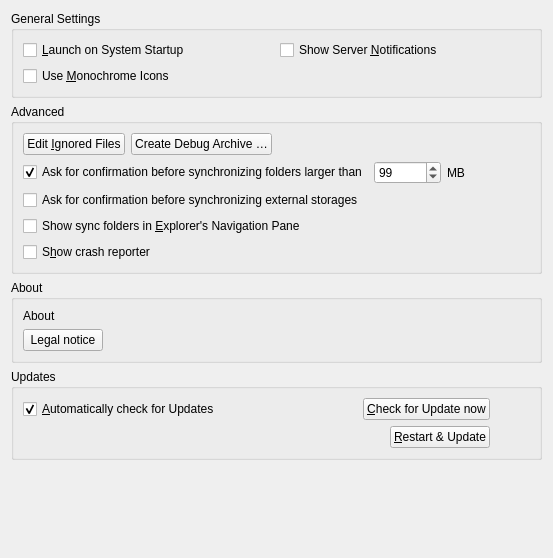
First picture: the form in src/gui/generalsettings.ui, repository nextcloud/desktop, before the edit.
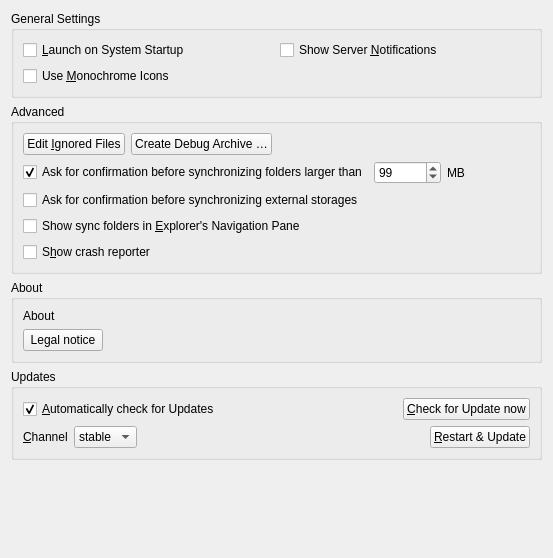
Second picture: the form after the edit.

Commit message: Settings: Add update channel combobox #6259

```diff
--- a/src/gui/generalsettings.ui
+++ b/src/gui/generalsettings.ui
@@ -124,26 +124,46 @@
           </property>
          </widget>
         </item>
-        <item>
-         <spacer name="horizontalSpacer_5">
-          <property name="orientation">
-           <enum>Qt::Horizontal</enum>
-          </property>
-          <property name="sizeType">
-           <enum>QSizePolicy::Preferred</enum>
-          </property>
-          <property name="sizeHint" stdset="0">
-           <size>
-            <width>40</width>
-            <height>20</height>
-           </size>
-          </property>
-         </spacer>
-        </item>
        </layout>
       </item>
       <item row="1" column="0">
        <layout class="QHBoxLayout" name="horizontalLayout_2">
+        <item>
+         <widget class="QLabel" name="updateChannelLabel">
+          <property name="sizePolicy">
+           <sizepolicy hsizetype="Maximum" vsizetype="Preferred">
+            <horstretch>0</horstretch>
+            <verstretch>0</verstretch>
+           </sizepolicy>
+          </property>
+          <property name="text">
+           <string>&amp;Channel</string>
+          </property>
+          <property name="buddy">
+           <cstring>updateChannel</cstring>
+          </property>
+         </widget>
+        </item>
+        <item>
+         <widget class="QComboBox" name="updateChannel">
+          <property name="sizePolicy">
+           <sizepolicy hsizetype="Maximum" vsizetype="Fixed">
+            <horstretch>0</horstretch>
+            <verstretch>0</verstretch>
+           </sizepolicy>
+          </property>
+          <item>
+           <property name="text">
+            <string>stable</string>
+           </property>
+          </item>
+          <item>
+           <property name="text">
+            <string>beta</string>
+           </property>
+          </item>
+         </widget>
+        </item>
         <item>
          <widget class="QLabel" name="updateStateLabel">
           <property name="text">
@@ -170,22 +190,6 @@
           </property>
          </widget>
         </item>
-        <item>
-         <spacer name="horizontalSpacer">
-          <property name="orientation">
-           <enum>Qt::Horizontal</enum>
-          </property>
-          <property name="sizeType">
-           <enum>QSizePolicy::Preferred</enum>
-          </property>
-          <property name="sizeHint" stdset="0">
-           <size>
-            <width>40</width>
-            <height>20</height>
-           </size>
-          </property>
-         </spacer>
-        </item>
        </layout>
       </item>
      </layout>
```
The commit also changes 8 other files.
